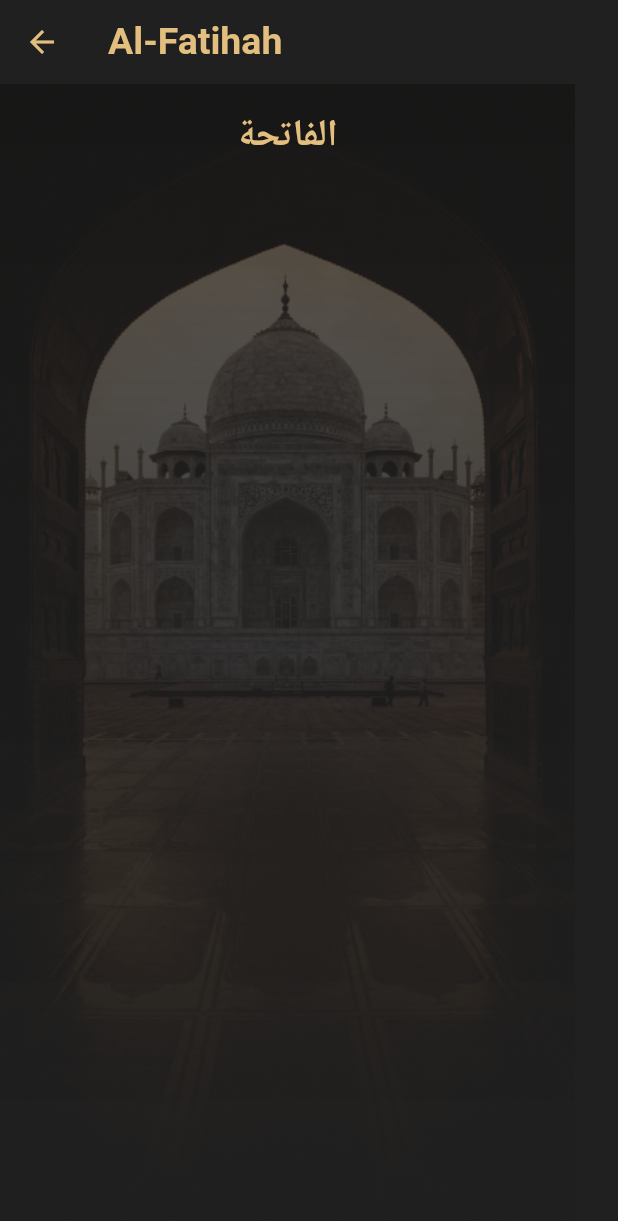
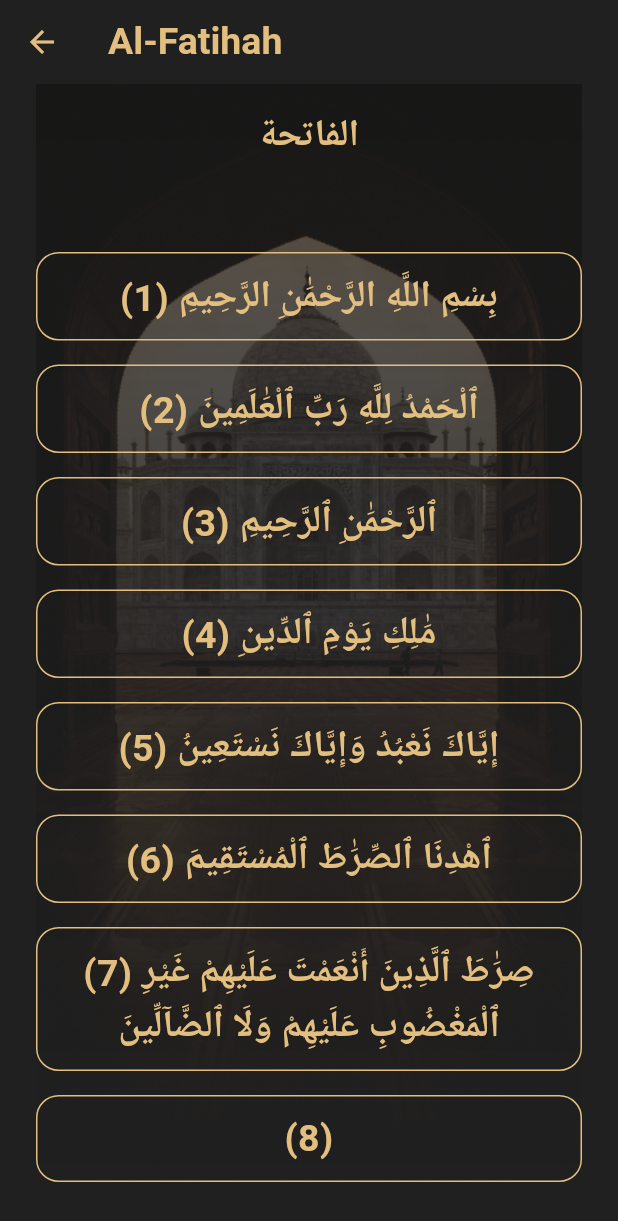
Before and after one commit to osamaebaid1973/islami, a Flutter app: the HomeScreen screen opened by its route, after a tap on an icon or button, on a phone screen of 412 x 824 dp. Shown: the top 1221 px of the screen. Run offline on Flutter 3.47's test engine with Material 3 defaults, Android fonts, the phone set to English and light mode, and no system bars; our stand-ins replace device_preview, google_fonts, introduction_screen.

Commit message:
sura details finished

```diff
--- /dev/null
+++ b/assets/files/1.txt
@@ -0,0 +1,7 @@
+بِسْمِ اللَّهِ الرَّحْمَٰنِ الرَّحِيمِ
+ٱلْحَمْدُ لِلَّهِ رَبِّ ٱلْعَٰلَمِينَ
+ٱلرَّحْمَٰنِ ٱلرَّحِيمِ
+مَٰلِكِ يَوْمِ ٱلدِّينِ
+إِيَّاكَ نَعْبُدُ وَإِيَّاكَ نَسْتَعِينُ
+ٱهْدِنَا ٱلصِّرَٰطَ ٱلْمُسْتَقِيمَ
+صِرَٰطَ ٱلَّذِينَ أَنْعَمْتَ عَلَيْهِمْ غَيْرِ ٱلْمَغْضُوبِ عَلَيْهِمْ وَلَا ٱلضَّآلِّينَ
--- a/lib/main.dart
+++ b/lib/main.dart
@@ -29,7 +29,7 @@ class MainApp extends StatelessWidget {
       routes: {
         OnboardingScreen.routeName: (context) => const OnboardingScreen(),
         HomeScreen.routeName: (context) => const HomeScreen(),
-        SuraDetailsScreen.routeName : (context) => const SuraDetailsScreen()
+        SuraDetailsScreen.routeName : (context) =>  SuraDetailsScreen()
       },
     );
   }
--- a/lib/sura_details/sura_details_screen.dart
+++ b/lib/sura_details/sura_details_screen.dart
@@ -1,19 +1,31 @@
 import 'package:flutter/material.dart';
+import 'package:flutter/services.dart';
 import 'package:google_fonts/google_fonts.dart';
 import 'package:islami/app_resources.dart';
 import 'package:islami/models/sura_model.dart';
 
-class SuraDetailsScreen extends StatelessWidget {
+class SuraDetailsScreen extends StatefulWidget {
   static const String routeName = 'SuraDetails';
-  const SuraDetailsScreen({super.key});
+  SuraDetailsScreen({super.key});
+
+  @override
+  State<SuraDetailsScreen> createState() => _SuraDetailsScreenState();
+}
+
+class _SuraDetailsScreenState extends State<SuraDetailsScreen> {
+  List<String> verses = [];
 
   @override
   Widget build(BuildContext context) {
     SuraModel suraModel =
         ModalRoute.of(context)?.settings.arguments as SuraModel;
+    if (verses.isEmpty) {
+      loadSuraFile(suraModel.index);
+    }
     return Scaffold(
         backgroundColor: AppColors.blackColor,
-        appBar: AppBar(backgroundColor: AppColors.blackColor,
+        appBar: AppBar(
+          backgroundColor: AppColors.blackColor,
           iconTheme: IconThemeData(color: AppColors.primary),
           title: Text(suraModel.suraNameEn,
               style: GoogleFonts.aBeeZee(
@@ -21,17 +33,60 @@ class SuraDetailsScreen extends StatelessWidget {
                   fontWeight: FontWeight.bold,
                   color: AppColors.primary)),
         ),
-        body: Stack(alignment: Alignment.topCenter,
-          children: [Image.asset('assets/images/home_bg.png'),
-            Container(margin: EdgeInsets.only(top:16),
-              child: Text(suraModel.suraNameAr,
+        body: Padding(
+          padding: const EdgeInsets.symmetric(horizontal: 24),
+          child: Stack(
+            alignment: Alignment.topCenter,
+            children: [
+              Image.asset('assets/images/home_bg.png'),
+              Container(
+                margin: EdgeInsets.only(top: 16),
+                child: Column(
+                  //mainAxisAlignment : MainAxisAlignment.center,
+                  children: [
+                    Text(suraModel.suraNameAr,
                         style: GoogleFonts.aBeeZee(
                             fontSize: 25,
                             fontWeight: FontWeight.bold,
                             color: AppColors.primary)),
+
+                    const SizedBox(height:60),
+                    Expanded(
+                      child: ListView.separated(separatorBuilder: (context, index) {
+                        return const SizedBox(height:16);
+                      },
+                        itemCount: verses.length,
+                        itemBuilder: (BuildContext context, int index) {
+                          return Container(padding: EdgeInsets.symmetric(vertical: 10),
+                            decoration: BoxDecoration(
+                              borderRadius: BorderRadius.circular(15),
+                              border: Border.all(color: AppColors.primary),
+                            ),
+                            child: Text('(${index+1}) ${verses[index]} ',
+                                //textDirection: TextDirection.rtl,
+                                textAlign: TextAlign.center,
+                                style: GoogleFonts.aBeeZee(
+                                    fontSize: 25,
+                                    fontWeight: FontWeight.bold,
+                                    color: AppColors.primary)),
+                          );
+                        },
+                      ),
+                    ),
+                    //Text()
+                  ],
+                ),
               )
             ],
+          ),
         ));
-    ;
+  }
+
+  loadSuraFile(int index) async {
+    String suraFile = await rootBundle.loadString('assets/files/$index.txt');
+    List<String> lines = suraFile.split('\n');
+    print(lines);
+    verses = lines;
+    setState(() {});
   }
 }
--- a/pubspec.yaml
+++ b/pubspec.yaml
@@ -23,3 +23,4 @@ flutter:
   uses-material-design: true
   assets:
     -  assets/images/
+    -  assets/files/
```
Lines whose indentation alone changed are shown as unchanged.
